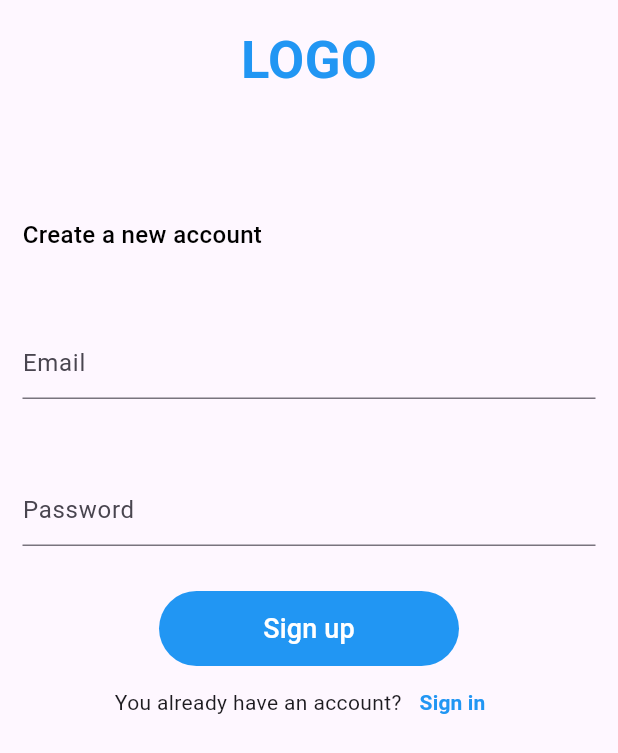
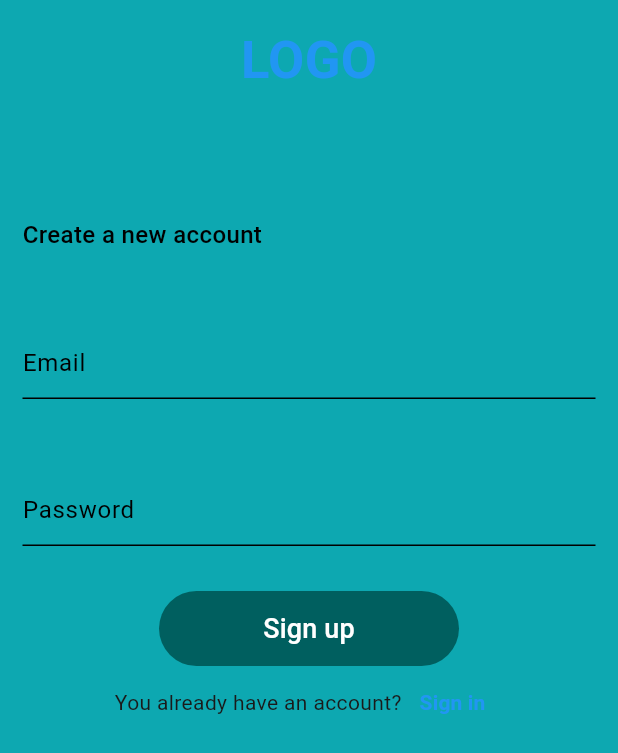
Before and after one commit to rovaar/Timid, a Flutter app: the screen it shows after launch, after a tap on "Sign in", after a tap on "Sign up", on a phone screen of 412 x 824 dp. Shown: the top 753 px of the screen. Run offline on Flutter 3.47's test engine with Material 3 defaults, Android fonts, the light colour scheme and no system bars; our stand-ins replace cloud_firestore, firebase_auth, firebase_core, firebase_storage, flutter_blue_plus, image_picker; missing offline and left inert: flutter_ble_peripheral; accounts and stored records are empty.

Commit message:
Font Family Roboto

```diff
--- a/lib/main.dart
+++ b/lib/main.dart
@@ -2,6 +2,7 @@ import 'package:flutter/material.dart';
 import 'package:firebase_core/firebase_core.dart';
 import 'package:timid/views/splashView.dart';
 import 'services/firebase_options.dart';
+import 'package:timid/theme/theme.dart';
 
 void main() async {
   WidgetsFlutterBinding.ensureInitialized();
@@ -18,6 +19,7 @@ class MyApp extends StatelessWidget {
   Widget build(BuildContext context) {
     return MaterialApp(
       debugShowCheckedModeBanner: false,
+      theme: AppTheme.lightTheme,
       title: 'Timid',
       home: SplashView(),
     );
--- a/lib/theme/theme.dart
+++ b/lib/theme/theme.dart
@@ -4,8 +4,9 @@ import 'global_colors.dart';
 class AppTheme {
   static ThemeData get lightTheme {
     return ThemeData(
+      fontFamily: 'Roboto',
       primaryColor: AppColors.primary,
-      scaffoldBackgroundColor: AppColors.background,
+      scaffoldBackgroundColor: AppColors.primary,
       colorScheme: ColorScheme.light(
         primary: AppColors.primary,
         secondary: AppColors.accent,
--- a/lib/views/register/initialscreen.dart
+++ b/lib/views/register/initialscreen.dart
@@ -1,9 +1,8 @@
 import 'package:flutter/material.dart';
-import 'package:timid/services/auth_service.dart';
-import 'package:timid/views/home.dart';
 import 'package:timid/views/register/login.dart';
 import 'package:timid/views/register/signup.dart';
 import 'package:timid/widgets/button_global.dart';
+import 'package:timid/theme/global_colors.dart';
 
 class Initialscreen extends StatefulWidget {
   const Initialscreen({super.key});
--- a/lib/views/splashView.dart
+++ b/lib/views/splashView.dart
@@ -34,7 +34,6 @@ class _SplashViewState extends State<SplashView> {
   @override
   Widget build(BuildContext context) {
     return Scaffold(
-      backgroundColor: AppColors.primary,
       body: Center(
         child: Column(
           mainAxisAlignment: MainAxisAlignment.center, // Centra verticalmente
--- a/lib/widgets/button_global.dart
+++ b/lib/widgets/button_global.dart
@@ -1,4 +1,5 @@
 import 'package:flutter/material.dart';
+import 'package:timid/theme/global_colors.dart';
 
 class ButtonGlobal extends StatelessWidget {
   final String text;
@@ -16,7 +17,7 @@ class ButtonGlobal extends StatelessWidget {
       width: 200,
       height: 50,
       decoration: BoxDecoration(
-        color: Colors.blue,
+        color: AppColors.accent,
         borderRadius: BorderRadius.circular(50),
       ),
       child: ElevatedButton(
```
Also changed, not shown: pubspec.yaml (+11 -0 lines), assets/images/fonts/Roboto-Bold.ttf (added), assets/images/fonts/Roboto-Italic.ttf (added), assets/images/fonts/Roboto-Regular.ttf (added).
